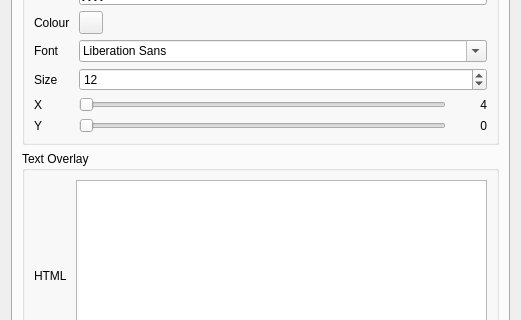
srcejon/sdrangel, file plugins/feature/camera/camerasettingsdialog.ui: the form before one commit; both pictures show x 0 to 521 and y 202 to 522 of the 521 by 963 pixel window.
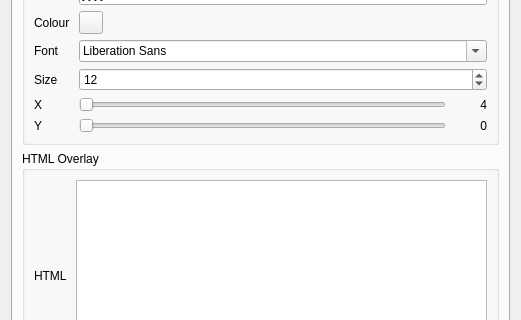
The form after the commit. Icons and pictures are not drawn.

```diff
--- a/plugins/feature/camera/camerasettingsdialog.ui
+++ b/plugins/feature/camera/camerasettingsdialog.ui
@@ -843,7 +843,7 @@
        <item>
         <widget class="QGroupBox" name="textOverlay">
          <property name="title">
-          <string>Text Overlay</string>
+          <string>HTML Overlay</string>
          </property>
          <layout class="QGridLayout" name="gridLayout_textOverlay">
           <item row="0" column="0">
```
Left out of the diff: 4 changed lines with no effect on the pictures.
